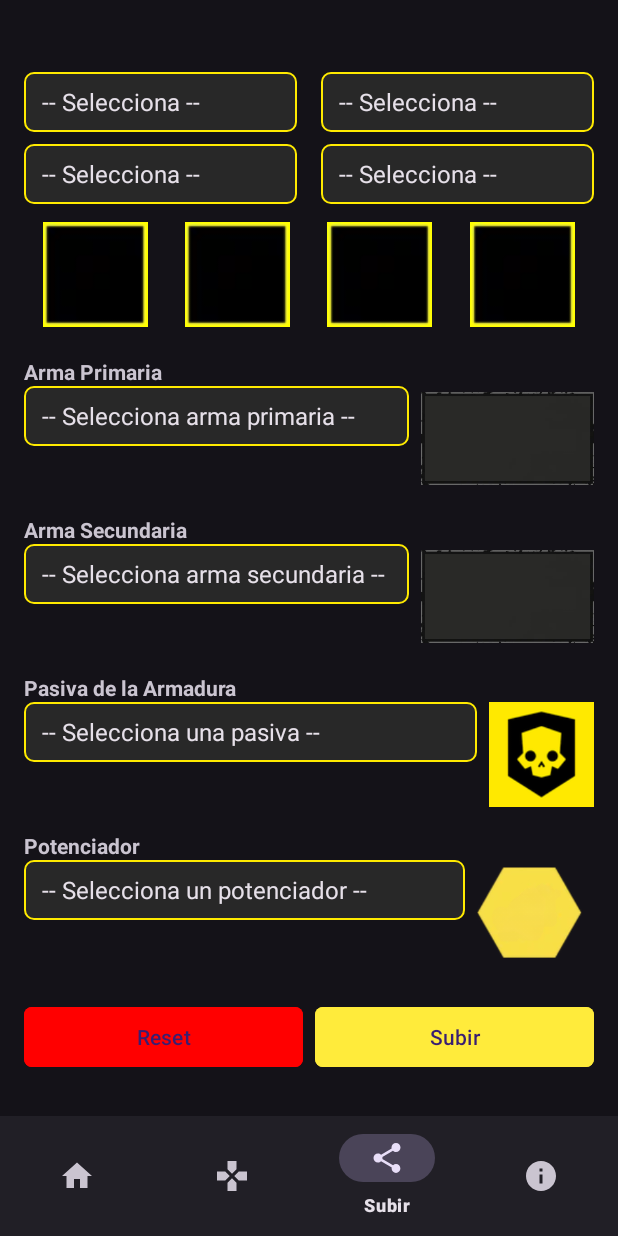
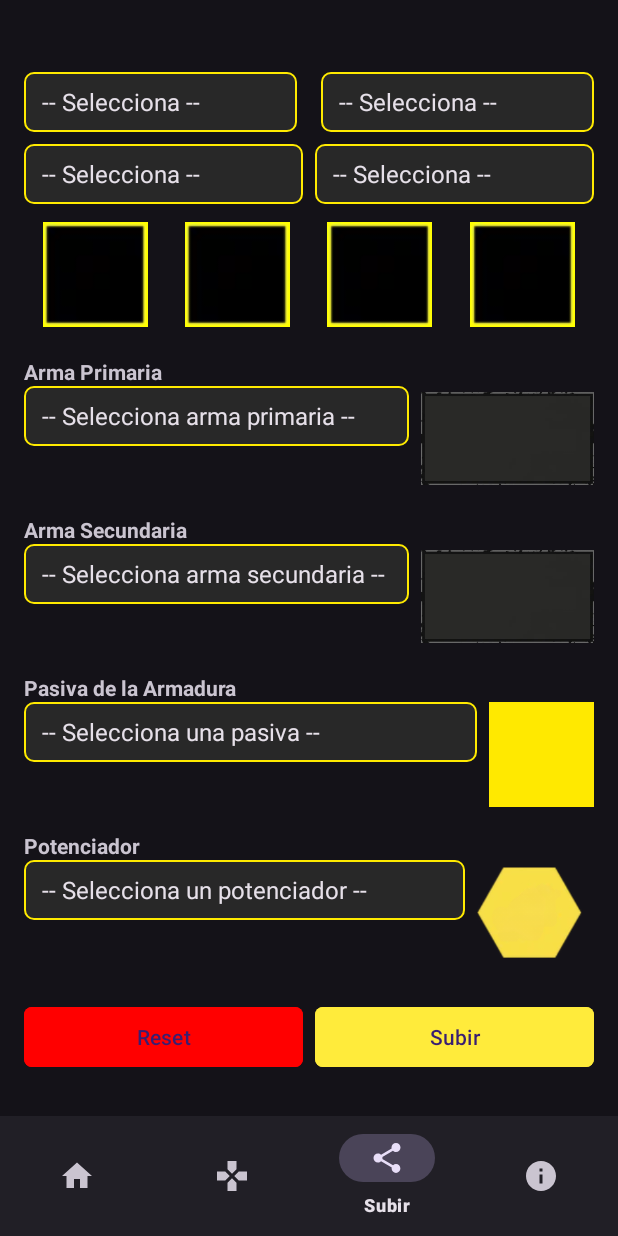
Before and after one commit to javicc0699/TFG, an Android app: the screen it shows after launch once a user with an empty profile is signed in (MainActivity), item 3 of the bottom bar chosen, on a phone screen of 412 x 824 dp. Run offline under Robolectric (Android 15) with nearby library versions, the phone set to English and light mode, and no system bars; our stand-ins replace Firebase (no records; nobody signed in at launch, a user with empty details on screens opened directly).

Commit message:
+He puesto una plantilla vacia para el recuadro de la pasiva de la armadura.

```diff
--- a/app/src/main/res/layout/fragment_upload.xml
+++ b/app/src/main/res/layout/fragment_upload.xml
@@ -64,7 +64,6 @@
                 android:id="@+id/fourthStratSpn"
                 android:layout_width="0dp"
                 android:layout_height="40dp"
-                android:layout_marginStart="8dp"
                 android:layout_weight="1"
                 android:background="@drawable/spinner_fondo"
                 android:padding="4dp"
@@ -212,7 +211,7 @@
                 android:layout_width="70dp"
                 android:layout_height="70dp"
                 android:adjustViewBounds="true"
-                android:src="@drawable/democraciaprotege" />
+                android:src="@drawable/recuadroarm" />
         </LinearLayout>
 
         <!-- Potenciadores -->
```
Also changed, not shown: app/src/main/res/drawable/recuadroarm.webp (added).
